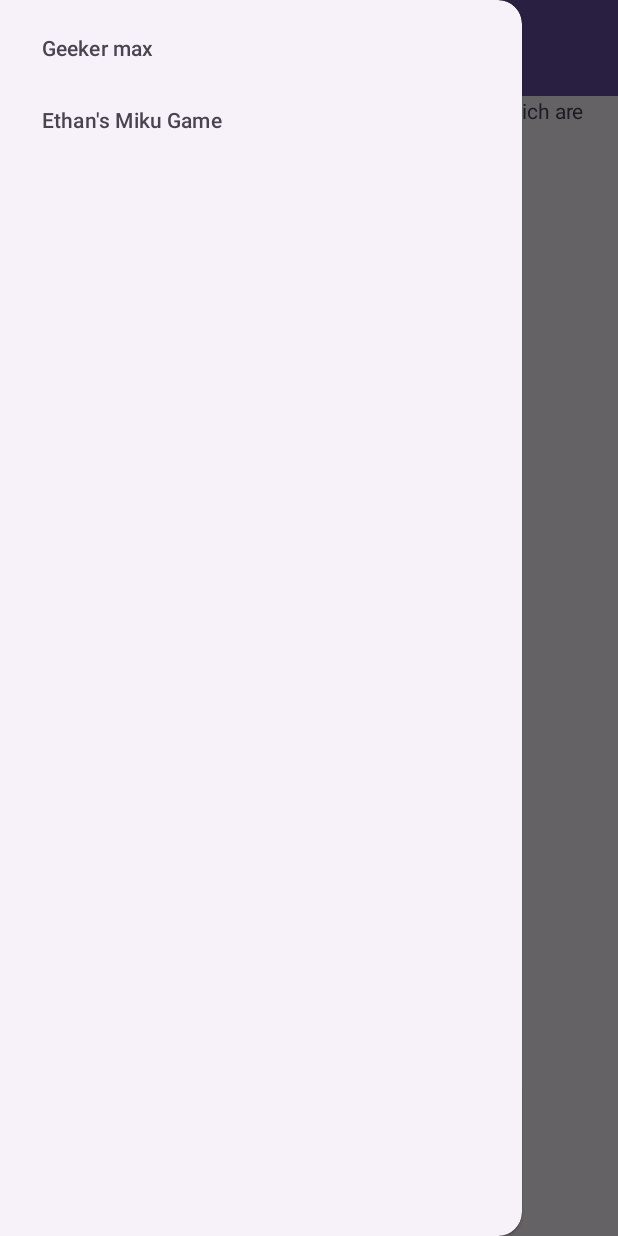
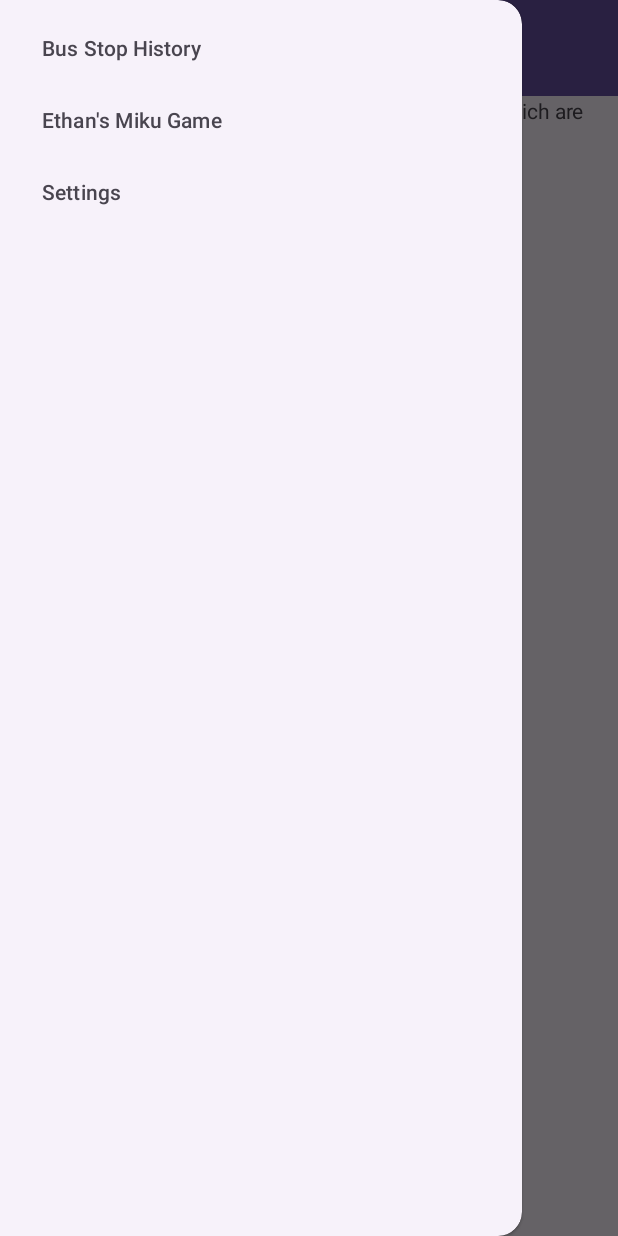
Before and after one commit to forceHW/436-group-project, an Android app: the screen it shows after launch (MainActivity), with the side drawer open, on a phone screen of 412 x 824 dp. Run offline under Robolectric (Android 15) with nearby library versions, the phone set to English and light mode, and no system bars.

Commit message:
Nav menu

```diff
--- a/app/src/main/res/menu/navigation_menu.xml
+++ b/app/src/main/res/menu/navigation_menu.xml
@@ -5,11 +5,15 @@
 
     <item
         android:id="@+id/act2"
-        android:title="Geeker max" />
+        android:title="Bus Stop History" />
 
     <item
         android:id="@+id/act3"
         android:title="Ethan's Miku Game" />
 
+    <item
+        android:id="@+id/settings"
+        android:title="Settings" />
+
 
 </menu>
```
